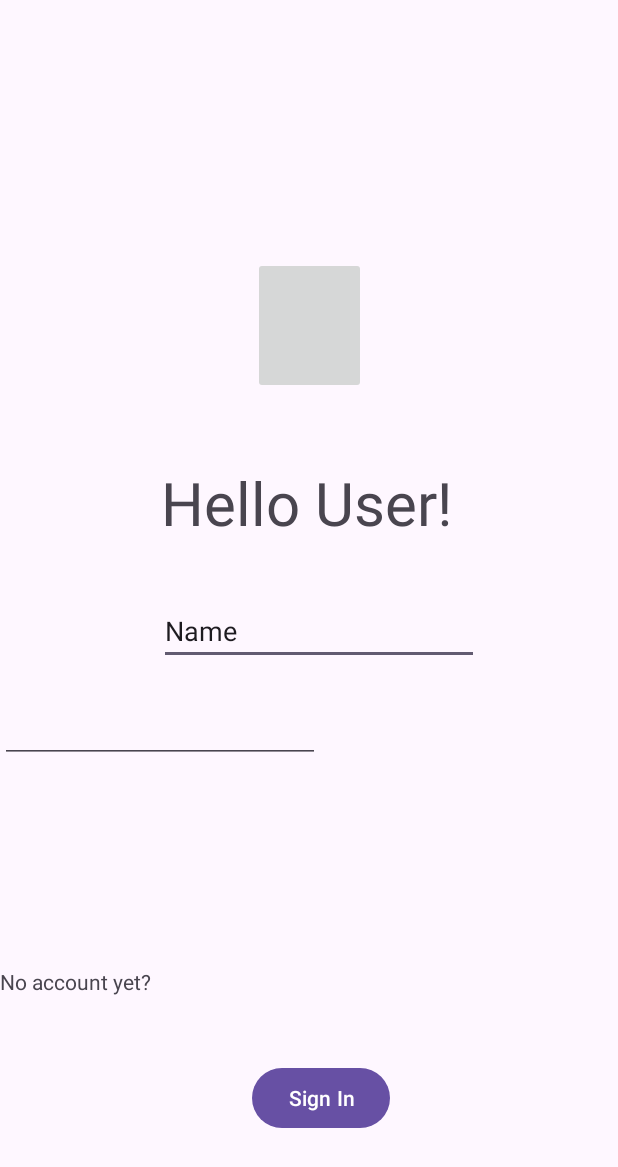
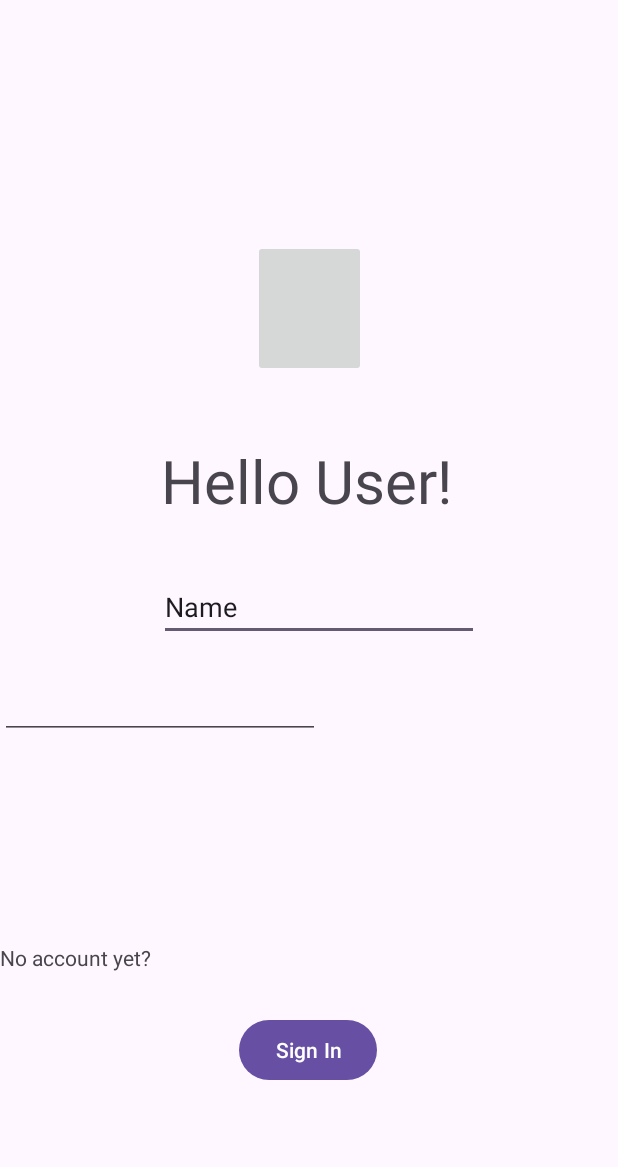
Before and after one commit to breyanddd/Breand-Castres-Block6-Activity1, an Android app: the screen it shows after launch (MainActivity), on a phone screen of 412 x 824 dp. Shown: the top 1167 px of the screen. Run offline under Robolectric (Android 15) with nearby library versions, the phone set to English and light mode, and no system bars.

Commit message:
Initial Commit

```diff
--- a/app/src/main/res/layout/activity_main.xml
+++ b/app/src/main/res/layout/activity_main.xml
@@ -36,20 +36,20 @@
         android:id="@+id/textView2"
         android:layout_width="wrap_content"
         android:layout_height="wrap_content"
-        android:layout_marginBottom="44dp"
+        android:layout_marginBottom="28dp"
         android:text="No account yet?"
         app:layout_constraintBottom_toTopOf="@+id/button2"
-        tools:layout_editor_absoluteX="160dp" />
+        tools:layout_editor_absoluteX="155dp" />
 
     <Button
         android:id="@+id/button2"
         android:layout_width="wrap_content"
         android:layout_height="wrap_content"
-        android:layout_marginBottom="68dp"
+        android:layout_marginBottom="100dp"
         android:text="Sign In"
         app:layout_constraintBottom_toBottomOf="parent"
         app:layout_constraintEnd_toEndOf="parent"
-        app:layout_constraintHorizontal_bias="0.526"
+        app:layout_constraintHorizontal_bias="0.498"
         app:layout_constraintStart_toStartOf="parent" />
 
     <ImageButton
```
